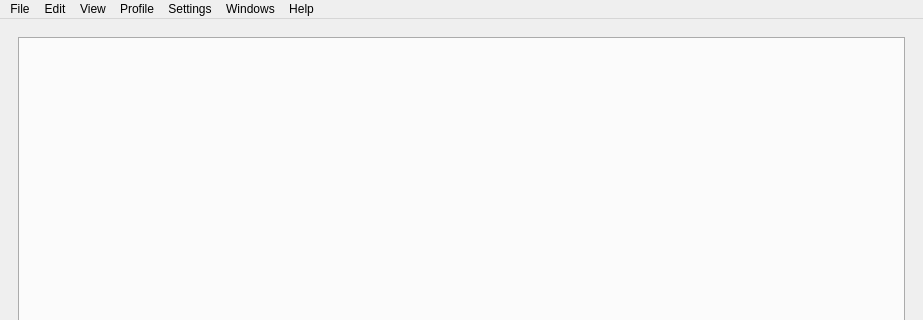
Before: the Qt Designer form src/gtatools-gui/src/src/gui/MainFrame.ui in alemariusnexus/gtatools, drawn with Qt 5; both pictures show x 0 to 923 and y 0 to 320 of the 923 by 663 pixel window.
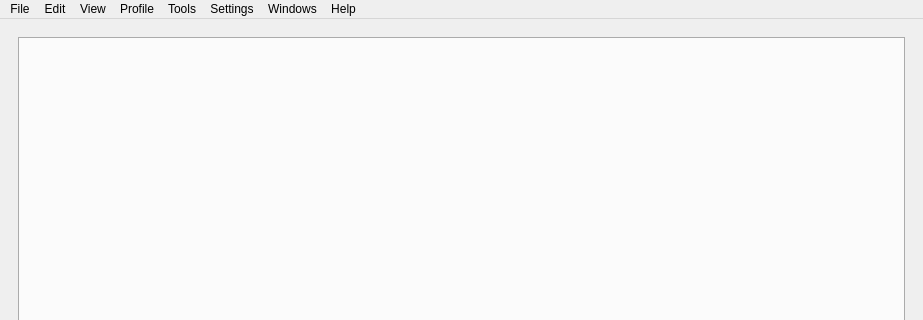
After: the same form once the commit is applied.

Commit message: - Changed gtatools-gui to use the new API. Now it should work again - Moved some code (DAT and IPL loading) from gtatools-test to libgta (to the Engine class) - Added "DAT root directory" and "DAT files" properties to gtatools-gui Profiles and made these properties configurable in the settings dialog - Added a tool to gtatools-gui to generate PVS data, using the new profile properties mentioned above

```diff
--- a/src/gtatools-gui/src/src/gui/MainFrame.ui
+++ b/src/gtatools-gui/src/src/gui/MainFrame.ui
@@ -60,7 +60,7 @@
      <x>0</x>
      <y>0</y>
      <width>923</width>
-     <height>20</height>
+     <height>23</height>
     </rect>
    </property>
    <widget class="QMenu" name="menuProfile">
@@ -98,10 +98,16 @@
      <string>Windows</string>
     </property>
    </widget>
+   <widget class="QMenu" name="menuTools">
+    <property name="title">
+     <string>Tools</string>
+    </property>
+   </widget>
    <addaction name="menuFile"/>
    <addaction name="menuEdit"/>
    <addaction name="menuView"/>
    <addaction name="menuProfile"/>
+   <addaction name="menuTools"/>
    <addaction name="menuSettings"/>
    <addaction name="menuWindows"/>
    <addaction name="menuHelp"/>
```
The commit also changes 36 other files.
